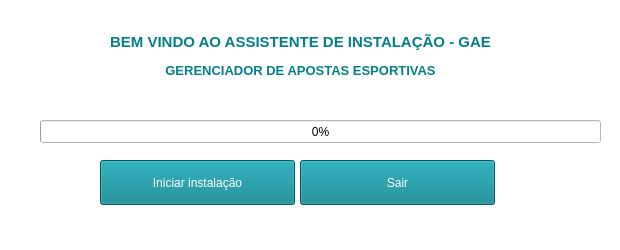
Qt form view/install.ui (mateuscosta27/WebScraping) before a commit.
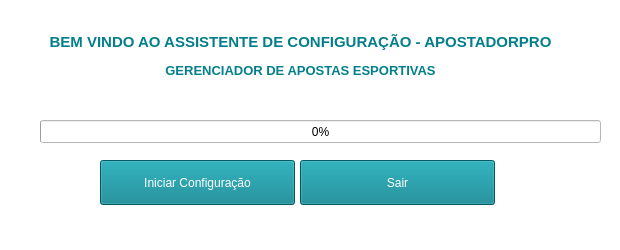
The same form after that commit.

```diff
--- a/view/install.ui
+++ b/view/install.ui
@@ -36,7 +36,7 @@
      </rect>
     </property>
     <property name="text">
-     <string>&lt;html&gt;&lt;head/&gt;&lt;body&gt;&lt;p align=&quot;center&quot;&gt;&lt;span style=&quot; font-size:11pt; font-weight:600; color:#037f8c;&quot;&gt;BEM VINDO AO ASSISTENTE DE INSTALAÇÃO - GAE&lt;/span&gt;&lt;/p&gt;&lt;p align=&quot;center&quot;&gt;&lt;span style=&quot; font-size:10pt; font-weight:600; color:#037f8c;&quot;&gt;GERENCIADOR DE APOSTAS ESPORTIVAS&lt;/span&gt;&lt;/p&gt;&lt;/body&gt;&lt;/html&gt;</string>
+     <string>&lt;html&gt;&lt;head/&gt;&lt;body&gt;&lt;p align=&quot;center&quot;&gt;&lt;span style=&quot; font-size:11pt; font-weight:600; color:#037f8c;&quot;&gt;BEM VINDO AO ASSISTENTE DE CONFIGURAÇÃO - APOSTADORPRO&lt;/span&gt;&lt;/p&gt;&lt;p align=&quot;center&quot;&gt;&lt;span style=&quot; font-size:10pt; font-weight:600; color:#037f8c;&quot;&gt;GERENCIADOR DE APOSTAS ESPORTIVAS&lt;/span&gt;&lt;/p&gt;&lt;/body&gt;&lt;/html&gt;</string>
     </property>
    </widget>
    <widget class="QPushButton" name="btn_start">
@@ -54,7 +54,7 @@
 background-color: rgb(3, 127, 140);</string>
     </property>
     <property name="text">
-     <string>Iniciar instalação</string>
+     <string>Iniciar Configuração</string>
     </property>
    </widget>
    <widget class="QPushButton" name="btn_exit">
```
